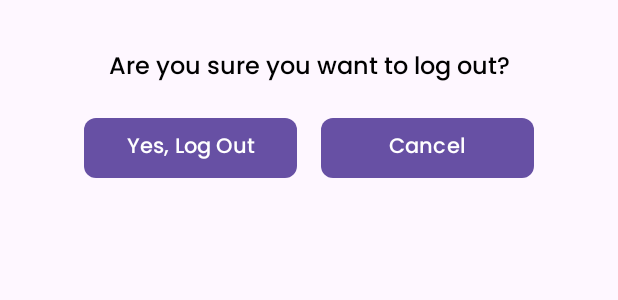
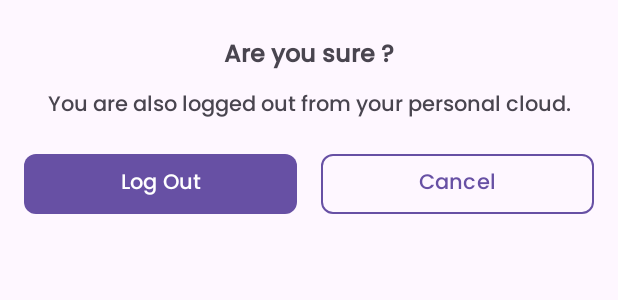
Before and after one commit to BodaDayo/TODO_Mobile, an Android app: the layout dialog_logout_confirmation.xml on its own in the app's theme, with its tools: preview values and no code run, on a phone screen of 412 x 824 dp. Shown: the top 300 px of the screen. Run offline under Robolectric (Android 15) with nearby library versions, the phone set to English and light mode, and no system bars.

Commit message:
#UI-Change -fixed the logout dialog to look nicer

```diff
--- a/app/src/main/java/com/rgbstudios/todomobile/HomeFragment.kt
+++ b/app/src/main/java/com/rgbstudios/todomobile/HomeFragment.kt
@@ -106,7 +106,7 @@ class HomeFragment : Fragment(), BottomSheetFragment.DialogAddTaskBtnClickListen
         // Observe the isUserSignedIn LiveData from the sharedViewModel
         sharedViewModel.isUserSignedIn.observe(viewLifecycleOwner) { isUserSignedIn ->
             // Reference to the logOut menu item
-            val logOutMenuItem = binding.navigationView.menu.findItem(R.id.logOut)
+            val logOutMenuItem = binding.navigationView.menu.findItem(R.id.logInOut)
 
             if (isUserSignedIn) {
                 // Update menu item title and icon when user is signed in
@@ -256,8 +256,12 @@ class HomeFragment : Fragment(), BottomSheetFragment.DialogAddTaskBtnClickListen
 
             }
 
-            R.id.logOut -> {
-                showLogoutConfirmationDialog()
+            R.id.logInOut -> {
+                if (item.title == "Log Out" ) {
+                    showLogoutConfirmationDialog()
+                } else {
+                    findNavController().navigate(R.id.action_homeFragment_to_signInFragment)
+                }
             }
         }
         return true
--- a/app/src/main/res/layout/dialog_logout_confirmation.xml
+++ b/app/src/main/res/layout/dialog_logout_confirmation.xml
@@ -1,26 +1,32 @@
 <LinearLayout xmlns:android="http://schemas.android.com/apk/res/android"
+    xmlns:app="http://schemas.android.com/apk/res-auto"
     android:layout_width="match_parent"
     android:layout_height="wrap_content"
-    xmlns:app="http://schemas.android.com/apk/res-auto"
     android:orientation="vertical"
     android:padding="16dp">
 
     <TextView
         android:layout_width="match_parent"
         android:layout_height="wrap_content"
-        android:text="Are you sure you want to log out?"
-        android:textColor="@android:color/black"
-        android:layout_marginVertical="16sp"
+        android:layout_marginVertical="8sp"
         android:gravity="center_horizontal"
-        android:textSize="16sp" />
+        android:text="Are you sure ?"
+        android:textSize="16sp"
+        android:textStyle="bold" />
+
+    <TextView
+        android:layout_width="match_parent"
+        android:layout_height="wrap_content"
+        android:gravity="center_horizontal"
+        android:text="You are also logged out from your personal cloud." />
 
     <LinearLayout
         android:layout_width="match_parent"
         android:layout_height="wrap_content"
-        android:orientation="horizontal"
         android:layout_gravity="center_vertical"
         android:gravity="center_vertical"
-        android:paddingHorizontal="40sp">
+        android:orientation="horizontal"
+        android:paddingVertical="16sp">
 
         <com.google.android.material.button.MaterialButton
             android:id="@+id/btnLogoutConfirm"
@@ -28,17 +34,22 @@
             android:layout_height="wrap_content"
             android:layout_gravity="center"
             android:layout_weight="1"
-            app:cornerRadius="8dp"
-            android:text="Yes, Log Out" />
+            android:text="Log Out"
+            app:cornerRadius="8dp" />
 
-        <Button
+        <com.google.android.material.button.MaterialButton
             android:id="@+id/btnLogoutCancel"
             android:layout_width="0dp"
             android:layout_height="wrap_content"
             android:layout_gravity="center"
             android:layout_marginStart="16sp"
             android:layout_weight="1"
+            android:backgroundTint="?colorSurface"
+            android:text="Cancel"
+            android:textColor="?colorPrimary"
             app:cornerRadius="8dp"
-            android:text="Cancel" />
+            app:strokeColor="?colorPrimary"
+            app:strokeWidth="1sp" />
+
     </LinearLayout>
 </LinearLayout>
--- a/app/src/main/res/menu/nav_menu.xml
+++ b/app/src/main/res/menu/nav_menu.xml
@@ -23,8 +23,8 @@
     <item android:id="@+id/supportUs"
         android:title="Support Us"
         android:icon="@drawable/thumbs"/>
-    <item android:id="@+id/logOut"
-        android:title="Logout"
+    <item android:id="@+id/logInOut"
+        android:title="Log Out"
         android:icon="@drawable/logout"/>
 
 </menu>
```
